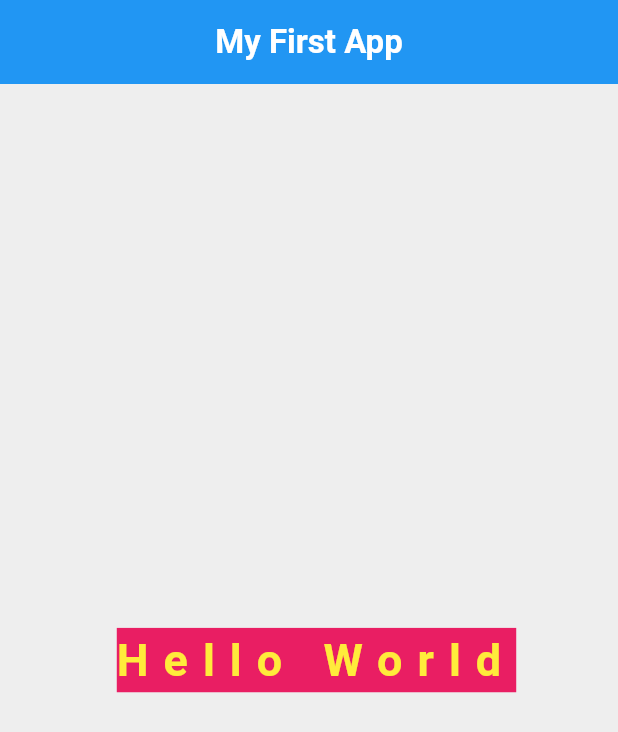
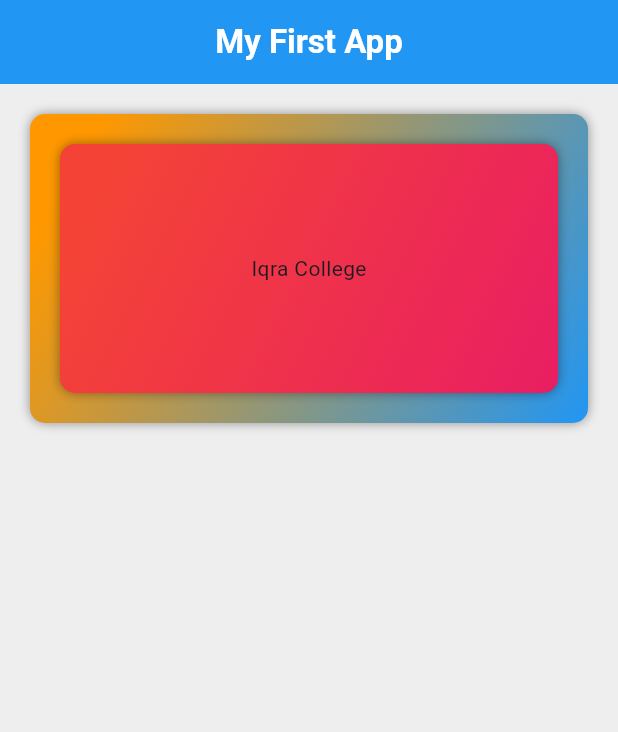
Before and after one commit to MuhShoaib/training_, a Flutter app: the screen it shows after launch, on a phone screen of 412 x 824 dp. Shown: the top 732 px of the screen. Run offline on Flutter 3.47's test engine with Material 3 defaults, Android fonts, the phone set to English and light mode, and no system bars.

Commit message:
container

```diff
--- a/lib/views/login.dart
+++ b/lib/views/login.dart
@@ -5,6 +5,9 @@ class Login extends StatelessWidget {
 
   @override
   Widget build(BuildContext context) {
+    double height = MediaQuery.of(context).size.height;
+    double width = MediaQuery.of(context).size.width;
+
     return Scaffold(
       appBar: AppBar(
         centerTitle: true,
@@ -14,18 +17,73 @@ class Login extends StatelessWidget {
         ),
         backgroundColor: Colors.blue,
       ),
-      body: Center(
-        child: Text(
-          "Hello World",
-          style: TextStyle(
 
+      // body: Center(
+      //   child: Text(
+      //     "Hello World",
+      //     style: TextStyle(
+      //       backgroundColor: Colors.pink,
+      //       color: Colors.yellow,
+      //       fontWeight: FontWeight.w600,
+      //       fontSize: 30,
+      //       letterSpacing: 10,
+      //     ),
+      //   ),
+      // ),
+      body: Container(
+        margin: EdgeInsets.symmetric(horizontal: 20, vertical: 20),
+        padding: EdgeInsets.symmetric(horizontal: 20, vertical: 20),
+        height: height * 0.25,
+        width: width,
 
-            backgroundColor: Colors.pink,
-            color: Colors.yellow,
-            fontWeight: FontWeight.w600,
-            fontSize: 30,
-            letterSpacing: 10,
+        decoration: BoxDecoration(
+          // shape: BoxShape.circle,
+          boxShadow: [
+            BoxShadow(color: Colors.black.withOpacity(0.4), blurRadius: 6),
+          ],
+          gradient: LinearGradient(
+            begin: Alignment.topLeft,
+            end: Alignment.bottomRight,
+            stops: [0.1, 1, 1.5],
+            colors: [Colors.orange, Colors.blue, Colors.yellow],
           ),
+
+          borderRadius: BorderRadius.circular(10),
+          // border: Border.all(color: Colors.black, width: 1),
+          // borderRadius: BorderRadius.only(
+          //   bottomLeft: Radius.circular(20),
+          //   topRight: Radius.circular(20),
+          // ),
+          color: Colors.red,
+        ),
+
+        child: Container(
+          // margin: EdgeInsets.symmetric(horizontal: 20,vertical: 20),
+          // padding: EdgeInsets.symmetric(horizontal: 20,vertical: 20),
+          // height: height*0.25,
+          // width: width,
+          decoration: BoxDecoration(
+            // shape: BoxShape.circle,
+            boxShadow: [
+              BoxShadow(color: Colors.black.withOpacity(0.4), blurRadius: 6),
+            ],
+            gradient: LinearGradient(
+              begin: Alignment.topLeft,
+              end: Alignment.bottomRight,
+              stops: [0.1, 1, 1.5],
+              colors: [Colors.red, Colors.pink, Colors.yellow],
+            ),
+
+            borderRadius: BorderRadius.circular(10),
+            // border: Border.all(color: Colors.black, width: 1),
+            // borderRadius: BorderRadius.only(
+            //   bottomLeft: Radius.circular(20),
+            //   topRight: Radius.circular(20),
+            // ),
+            color: Colors.red,
+          ),
+
+          child: Center(child: Text("Iqra College")),
         ),
       ),
       backgroundColor: Colors.grey.shade200,
```
